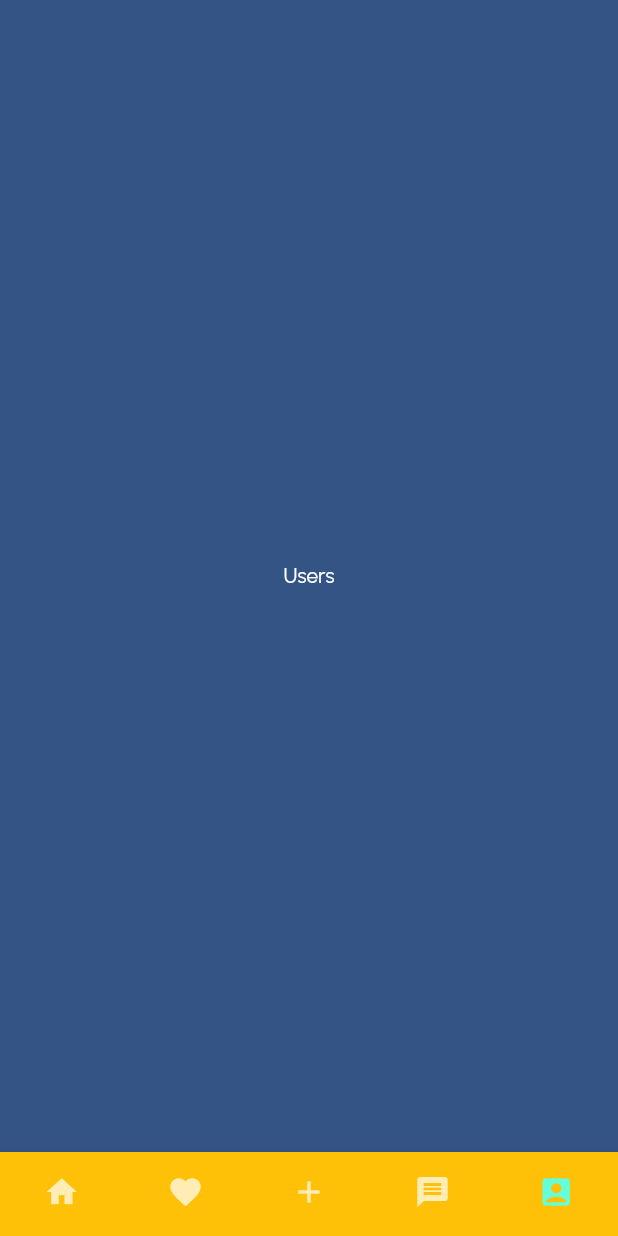
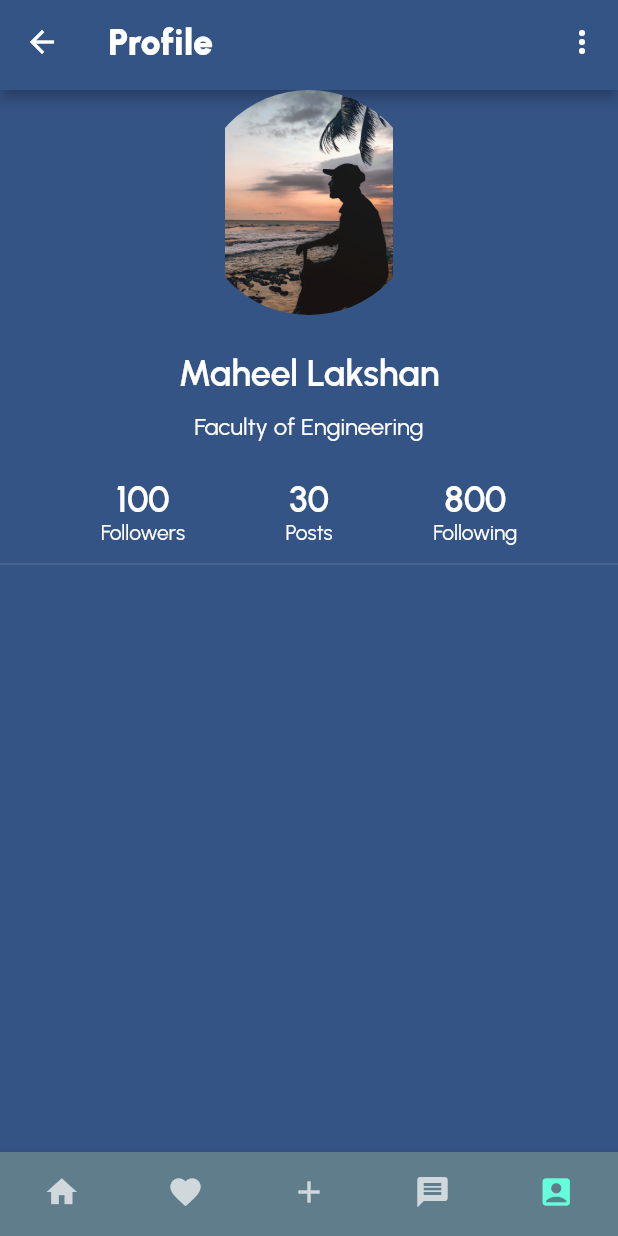
Before and after one commit to MaheelLakshan/social_media, a Flutter app: the MainPage screen opened by its route, item 5 of the bottom bar chosen, on a phone screen of 412 x 824 dp. Run offline on Flutter 3.47's test engine with Material 2 defaults, Android fonts, the phone set to English and light mode, and no system bars.

Commit message:
profile page

```diff
--- /dev/null
+++ b/social_media/lib/components/toolbar.dart
@@ -0,0 +1,26 @@
+import 'package:flutter/material.dart';
+import 'package:social_media/styles/app_text.dart';
+
+import '../styles/app_colors.dart';
+
+class ToolBar extends StatelessWidget implements PreferredSizeWidget {
+  final String title;
+  final List<Widget>? actions;
+  const ToolBar({super.key, required this.title, this.actions});
+
+  @override
+  Widget build(BuildContext context) {
+    return AppBar(
+      backgroundColor: AppColors.backgroundColor,
+      title: Text(
+        title,
+        style: AppText.header1,
+      ),
+      centerTitle: false,
+      actions: actions,
+    );
+  }
+
+  @override
+  Size get preferredSize => const Size.fromHeight(60);
+}
--- a/social_media/lib/pages/home_page.dart
+++ b/social_media/lib/pages/home_page.dart
@@ -1,5 +1,6 @@
 import 'package:flutter/material.dart';
 import 'package:social_media/components/post_item.dart';
+import 'package:social_media/components/toolbar.dart';
 import 'package:social_media/styles/app_colors.dart';
 import 'package:social_media/styles/app_text.dart';
 
@@ -12,12 +13,13 @@ class HomePage extends StatelessWidget {
   Widget build(BuildContext context) {
     mockUsersFromServer();
     return Scaffold(
-        appBar: AppBar(
-          backgroundColor: AppColors.backgroundColor,
-          title: const Text('5min flutter'),
-          centerTitle: false,
+        appBar:  ToolBar(
+          title: '5min Flutter',
           actions: [
-            Icon(Icons.location_on_outlined),
+            IconButton(
+              onPressed: () {},
+              icon: Icon(Icons.my_location),
+            )
           ],
         ),
         body: ListView.separated(
--- a/social_media/lib/pages/main_page.dart
+++ b/social_media/lib/pages/main_page.dart
@@ -1,5 +1,6 @@
 import 'package:flutter/material.dart';
 import 'package:social_media/pages/home_page.dart';
+import 'package:social_media/pages/profile_page.dart';
 // import 'package:flutter_svg/svg.dart';
 import 'package:social_media/styles/app_colors.dart';
 
@@ -49,7 +50,7 @@ class _MainPageState extends State<MainPage> {
         type: BottomNavigationBarType.fixed,
         showSelectedLabels: false,
         showUnselectedLabels: false,
-        backgroundColor: Colors.amber,
+        backgroundColor: Colors.blueGrey,
       ),
     );
   }
@@ -59,6 +60,6 @@ class _MainPageState extends State<MainPage> {
     Center(child: const Text('Favorite')),
     Center(child: const Text('Add Post')),
     Center(child: const Text('Message')),
-    Center(child: const Text('Users')),
+    ProfilePage(),
   ];
 }
--- /dev/null
+++ b/social_media/lib/pages/profile_page.dart
@@ -0,0 +1,110 @@
+import 'package:flutter/material.dart';
+import 'package:social_media/components/toolbar.dart';
+import 'package:social_media/styles/app_text.dart';
+
+enum ProfileMenu { edit, logout }
+
+class ProfilePage extends StatelessWidget {
+  const ProfilePage({super.key});
+
+  @override
+  Widget build(BuildContext context) {
+    return Scaffold(
+      appBar: ToolBar(
+        title: "Profile",
+        actions: [
+          PopupMenuButton<ProfileMenu>(
+            onSelected: (value) {
+              switch (value) {
+                case ProfileMenu.edit:
+                  print('dasd');
+                  break;
+                case ProfileMenu.logout:
+                  print('object');
+                  break;
+                default:
+              }
+            },
+            itemBuilder: (context) {
+              return [
+                PopupMenuItem(
+                  child: Text('Edit'),
+                  value: ProfileMenu.edit,
+                ),
+                PopupMenuItem(
+                  child: Text('Log Out'),
+                  value: ProfileMenu.logout,
+                ),
+              ];
+            },
+          )
+        ],
+      ),
+      body: Column(
+        children: [
+          ClipRRect(
+            borderRadius: BorderRadius.all(Radius.circular(454)),
+            child: Image.asset(
+              'asserts/temp/Final.jpg',
+              height: 150,
+              width: 150,
+            ),
+          ),
+          const SizedBox(
+            height: 24,
+          ),
+          const Text(
+            "Maheel Lakshan",
+            style: AppText.header2,
+          ),
+          const SizedBox(
+            height: 12,
+          ),
+          const Text(
+            'Faculty of Engineering',
+            style: AppText.subtitle3,
+          ),
+          const SizedBox(
+            height: 24,
+          ),
+          Row(
+            mainAxisAlignment: MainAxisAlignment.spaceEvenly,
+            children: [
+              Column(
+                children: const [
+                  Text(
+                    "100",
+                    style: AppText.header2,
+                  ),
+                  Text('Followers'),
+                ],
+              ),
+              Column(
+                children: const [
+                  Text(
+                    "30",
+                    style: AppText.header2,
+                  ),
+                  Text('Posts'),
+                ],
+              ),
+              Column(
+                children: const [
+                  Text(
+                    "800",
+                    style: AppText.header2,
+                  ),
+                  Text('Following'),
+                ],
+              )
+            ],
+          ),
+          const Divider(
+            thickness: 1,
+            height: 24,
+          ),
+        ],
+      ),
+    );
+  }
+}
```
